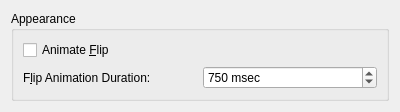
This is effects/flipswitch_config.ui in KDE/kwin as Qt 5 draws it before an edit. The edited form follows.
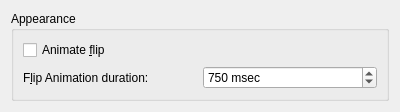
This is the edited form.

The edit to the form file:
```diff
--- a/effects/flipswitch_config.ui
+++ b/effects/flipswitch_config.ui
@@ -19,14 +19,14 @@
       <item row="0" column="0" colspan="2" >
        <widget class="QCheckBox" name="checkAnimateFlip" >
         <property name="text" >
-         <string>Animate &amp;Flip</string>
+         <string>Animate &amp;flip</string>
         </property>
        </widget>
       </item>
       <item row="1" column="0" >
        <widget class="QLabel" name="label_3" >
         <property name="text" >
-         <string>F&amp;lip Animation Duration:</string>
+         <string>F&amp;lip Animation duration:</string>
         </property>
         <property name="buddy" >
          <cstring>spinFlipDuration</cstring>
```
